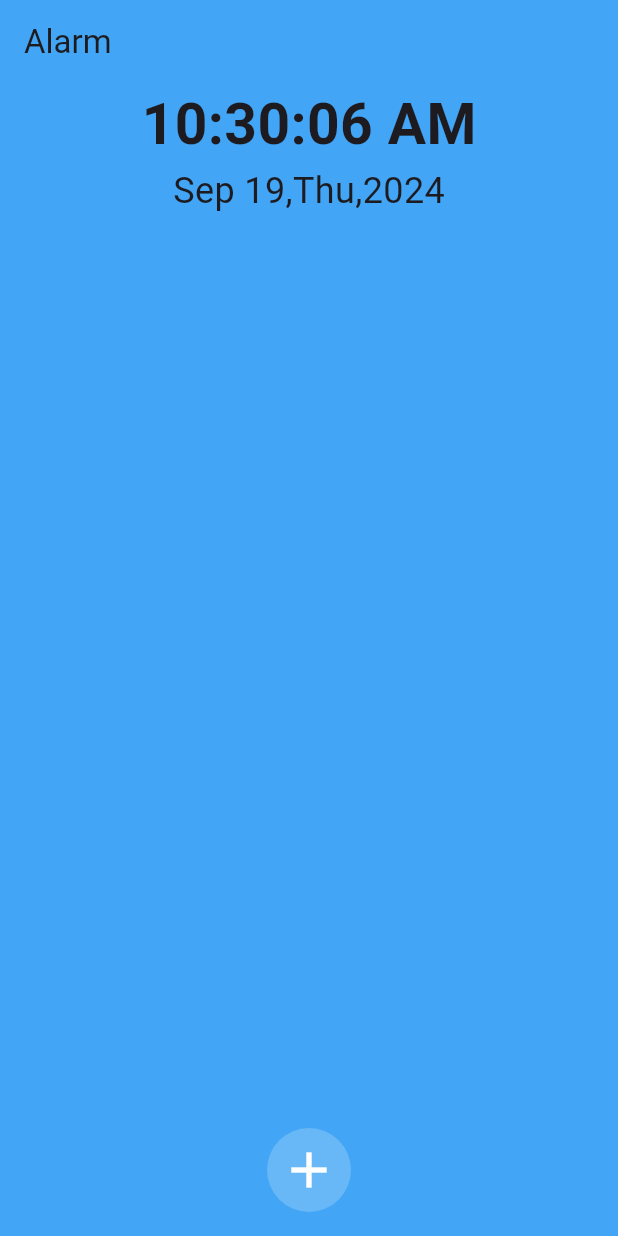
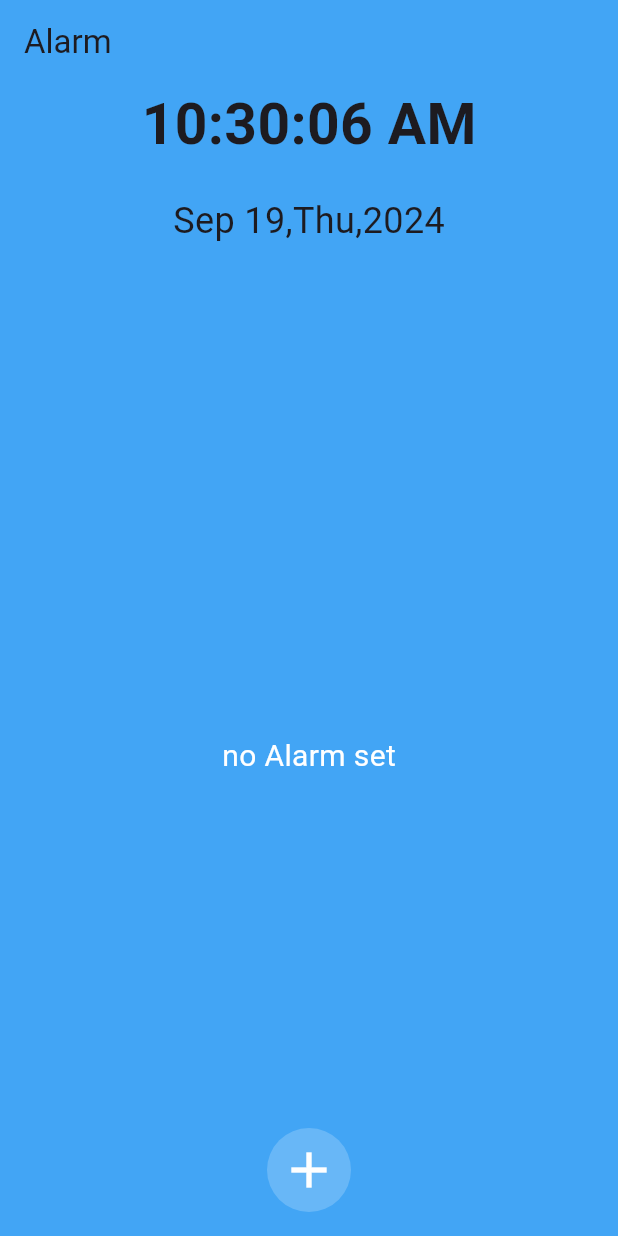
Before and after one commit to sooriyaravi/CODSOFT, a Flutter app: the screen it shows after launch, on a phone screen of 412 x 824 dp. Run offline on Flutter 3.47's test engine with Material 3 defaults, Android fonts, the phone set to English and light mode, and no system bars; our stand-ins replace file_picker, google_fonts.

Commit message:
adding alarm list

```diff
--- a/alarmapp/lib/alarmpage.dart
+++ b/alarmapp/lib/alarmpage.dart
@@ -1,3 +1,5 @@
+import 'package:file_picker/file_picker.dart';
+import 'package:flutter/foundation.dart';
 import 'package:flutter/material.dart';
 import 'package:google_fonts/google_fonts.dart';
 import 'dart:async';
@@ -13,6 +15,9 @@ class Alarmpage extends StatefulWidget {
 class _AlarmpageState extends State<Alarmpage> {
   String currentTime = '';
   String currentDate = '';
+  TimeOfDay? AlarmTime;
+
+  List<TimeOfDay> alarms = [];
   @override
   void initState() {
     super.initState();
@@ -29,9 +34,24 @@ class _AlarmpageState extends State<Alarmpage> {
     });
   }
 
+
+
+  void alarmpicker(BuildContext context) async {
+    final TimeOfDay? selectedTime = await showTimePicker(
+      context: context,
+      initialTime: TimeOfDay.now(),
+    );
+    if (selectedTime != null) {
+      setState(() {
+        alarms.add(selectedTime);
+      });
+
+    }
+  }
+
   @override
   Widget build(BuildContext context) {
-    return  Scaffold(
+    return Scaffold(
       appBar: AppBar(
         title: Text('Alarm'),
         backgroundColor: Colors.blue.shade400,
@@ -41,24 +61,65 @@ class _AlarmpageState extends State<Alarmpage> {
         child: Column(
           children: [
             Text(
-              currentTime,style: TextStyle(fontSize: 38,fontWeight: FontWeight.bold),
+              currentTime,
+              style: TextStyle(fontSize: 38, fontWeight: FontWeight.bold),
+            ),
+            SizedBox(
+              height: 20,
             ),
             Text(
-              currentDate,style:  GoogleFonts.museoModerno(fontSize: 24),
-            )
+              currentDate,
+              style: GoogleFonts.museoModerno(fontSize: 24),
+            ),
+            SizedBox(
+              height: 20,
+            ),
+
+            Expanded(
+                child: alarms.isEmpty
+                    ? Center(
+                        child: Text(
+                          'no Alarm set',
+                          style: TextStyle(fontSize: 20, color: Colors.white),
+                        ),
+                      )
+                    : ListView.builder(
+                        itemCount: alarms.length,
+                        itemBuilder: (context, index) {
+                          final alarm = alarms[index];
+                          return ListTile(
+                            title: Text(
+                              'Alarm set for : ${alarm.format(context)}',
+                              style: GoogleFonts.poppins(
+                                  fontSize: 20, fontWeight: FontWeight.bold),
+                            ),
+                            trailing: IconButton(
+                                onPressed: () {
+                                  setState(() {
+                                    alarms.removeAt(index);
+                                  });
+                                },
+                                icon: Icon(Icons.delete)),
+                          );
+                        },
+                      ))
           ],
         ),
       ),
-      floatingActionButton:FloatingActionButton(
-        onPressed: (){},
+      floatingActionButton: FloatingActionButton(
+        onPressed: () {
+          alarmpicker(context);
+        },
         backgroundColor: Colors.white.withOpacity(0.2),
-        child: Icon(Icons.add,size:40,color: Colors.white,),
+        child: Icon(
+          Icons.add,
+          size: 40,
+          color: Colors.white,
+        ),
         elevation: 0,
         shape: CircleBorder(),
-        ),
-        floatingActionButtonLocation: FloatingActionButtonLocation.centerFloat,
-
+      ),
+      floatingActionButtonLocation: FloatingActionButtonLocation.centerFloat,
     );
-
   }
 }
--- a/alarmapp/pubspec.yaml
+++ b/alarmapp/pubspec.yaml
@@ -19,6 +19,7 @@ dependencies:
   font_awesome_flutter: ^10.7.0
   intl: ^0.19.0
   google_fonts: ^6.2.1
+  file_picker: ^8.1.2
 
 
 dev_dependencies:
```
Also changed, not shown: alarmapp/pubspec.lock.
